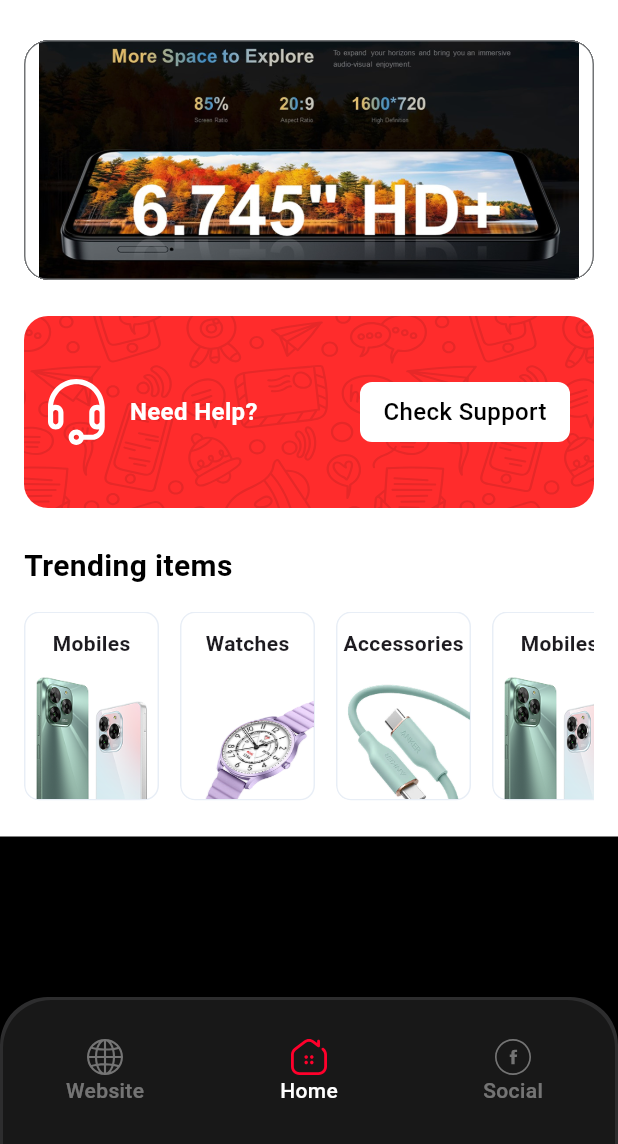
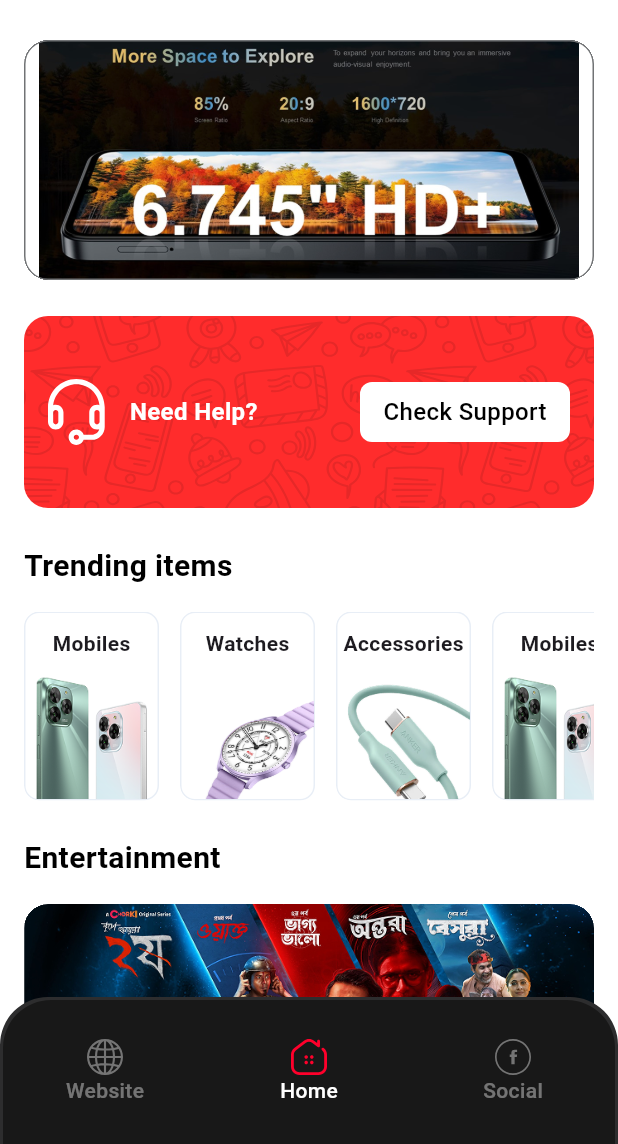
Before and after one commit to atiqrs/symphony_app, a Flutter app: the screen it shows after launch, on a phone screen of 412 x 824 dp, the part 92-1236 px from its top. Run offline on Flutter 3.47's test engine with Material 3 defaults, Android fonts, the phone set to English and light mode, and no system bars; our stand-ins replace cached_network_image, flutter_svg.

Commit message:
impl entertainment item

```diff
--- a/lib/src/commons/resources/assets.dart
+++ b/lib/src/commons/resources/assets.dart
@@ -31,6 +31,7 @@ class AppAssets {
   static const imagePhone = '${_pathImages}phone.png';
   static const imageWatch = '${_pathImages}watch.png';
   static const imageTypeC = '${_pathImages}type-c.png';
+  static const imageEntertainOne = '${_pathImages}entertain_one.png';
 
   /// GIF
   static const gifDemo = '${_pathGif}demo.gif';
--- a/lib/src/commons/resources/dimens.dart
+++ b/lib/src/commons/resources/dimens.dart
@@ -12,6 +12,7 @@ class AppDimens {
   static const spacing16 = 16.0;
   static const spacing18 = 18.0;
   static const spacing24 = 24.0;
+  static const spacing100 = 100.0;
 
   static const size24 = 24.0;
   static const size32 = 32.0;
--- a/lib/src/commons/resources/strings.dart
+++ b/lib/src/commons/resources/strings.dart
@@ -14,4 +14,5 @@ class AppStrings {
   static const checkSupportText = "Check Support";
 
   static const trendingItemsText = "Trending items";
+  static const entertainmentItemsText = "Entertainment";
 }
--- a/lib/src/features/home_screen/home_screen.dart
+++ b/lib/src/features/home_screen/home_screen.dart
@@ -7,6 +7,7 @@ import '../../commons/resources/dimens.dart';
 import '../../commons/resources/strings.dart';
 import '../../dev_utils/mock_data/mock_trending_list_data.dart';
 import 'data/model/trending_model.dart';
+import 'widgets/entertainment_widget.dart';
 import 'widgets/need_help_card_widget.dart';
 import 'widgets/rounded_image_widget.dart';
 import 'widgets/trending_list_widget.dart';
@@ -91,6 +92,13 @@ class _HomeScreenState extends State<HomeScreen> {
 
               /// portrait list items
               TrendingItemsWidget(trendingModel: TrendingListModel(items: trendingItemList)),
+              SizedBox(height: AppDimens.spacing24),
+
+              /// entertainment section
+              EntertainmentWidget(imageUrl: AppAssets.imageEntertainOne),
+              SizedBox(height: AppDimens.spacing24),
+
+              SizedBox(height: AppDimens.spacing100),
             ],
           ),
         ),
--- /dev/null
+++ b/lib/src/features/home_screen/widgets/entertainment_widget.dart
@@ -0,0 +1,38 @@
+import 'package:flutter/material.dart';
+
+import '../../../commons/resources/colors.dart';
+import '../../../commons/resources/dimens.dart';
+import '../../../commons/resources/strings.dart';
+import 'rounded_image_widget.dart';
+
+class EntertainmentWidget extends StatelessWidget {
+  final String imageUrl;
+
+  const EntertainmentWidget({super.key, required this.imageUrl});
+
+  @override
+  Widget build(BuildContext context) {
+    return Column(
+      crossAxisAlignment: CrossAxisAlignment.start,
+      children: [
+        Text(
+          AppStrings.entertainmentItemsText,
+          style: TextStyle(
+            fontSize: AppDimens.fontSize20,
+            fontWeight: FontWeight.bold,
+            color: AppColors.blackTextColor,
+          ),
+        ),
+        SizedBox(height: AppDimens.spacing16),
+        BorderedImageWidget(
+          imageUrl: imageUrl,
+          height: AppDimens.height128,
+          width: double.infinity,
+          borderRadius: AppDimens.radius16,
+          fit: BoxFit.cover,
+          showBorder: false,
+        ),
+      ],
+    );
+  }
+}
--- a/lib/src/features/home_screen/widgets/rounded_image_widget.dart
+++ b/lib/src/features/home_screen/widgets/rounded_image_widget.dart
@@ -8,6 +8,7 @@ class BorderedImageWidget extends StatelessWidget {
   final double? width;
   final BoxFit? fit;
   final double borderWidth;
+  final bool showBorder;
 
   const BorderedImageWidget({
     super.key,
@@ -17,6 +18,7 @@ class BorderedImageWidget extends StatelessWidget {
     this.width,
     this.fit,
     this.borderWidth = 0.5,
+    this.showBorder = true,
   });
 
   @override
@@ -44,6 +46,7 @@ class BorderedImageWidget extends StatelessWidget {
           ),
 
           /// Border Overlay
+          if (showBorder)
             Container(
               decoration: BoxDecoration(
                 borderRadius: BorderRadius.circular(borderRadius),
```
Also changed, not shown: lib/src/assets/images/entertain_one.png (added). Lines whose indentation alone changed are shown as unchanged.
